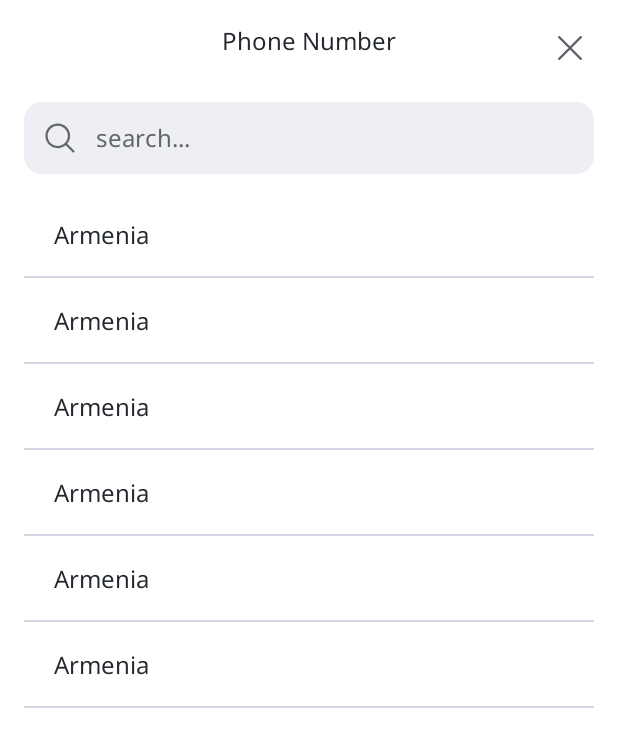
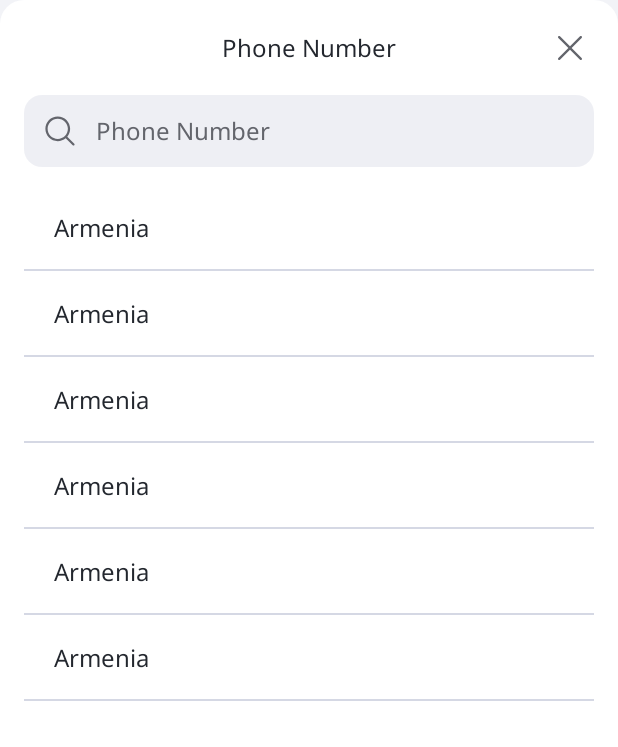
Before and after one commit to ArMkrtchyan/Design-system-and-components, an Android app: the layout country_bottom_sheet.xml on its own in the app's theme, with its tools: preview values and no code run, on a phone screen of 412 x 824 dp. Shown: the top 747 px of the screen. Run offline under Robolectric (Android 15) with nearby library versions, the phone set to English and light mode, and no system bars.

Commit message:
country last actions ,preference save

```diff
--- a/component/build.gradle
+++ b/component/build.gradle
@@ -40,6 +40,7 @@ dependencies {
     implementation libs.material
     implementation libs.glide
     implementation libs.countries
+    implementation libs.gson
     testImplementation libs.junit
     androidTestImplementation libs.androidx.junit
     androidTestImplementation libs.androidx.espresso.core
--- a/component/src/main/java/am/acba/component/phoneNumberInput/PhoneNumberInput.kt
+++ b/component/src/main/java/am/acba/component/phoneNumberInput/PhoneNumberInput.kt
@@ -18,6 +18,7 @@ import androidx.fragment.app.FragmentActivity
 import com.bumptech.glide.Glide
 import com.bumptech.glide.request.RequestOptions
 import com.hbb20.CCPCountry
+import com.hbb20.CountryCodePicker
 
 class PhoneNumberInput @JvmOverloads constructor(
     context: Context, attrs: AttributeSet? = null,
@@ -50,7 +51,7 @@ class PhoneNumberInput @JvmOverloads constructor(
 
     private fun countriesMapping() {
         countriesList = ArrayList<CountryModel>().let {
-            CCPCountry.getLoadedLibraryMaterList().map { country ->
+            CCPCountry.getLibraryMasterCountryList(context,CountryCodePicker.Language.ENGLISH).map { country ->
                 CountryModel(
                     englishName = country.englishName,
                     flagResId = country.flagID,
--- /dev/null
+++ b/component/src/main/res/drawable/background_popup_top_corner.xml
@@ -0,0 +1,8 @@
+<?xml version="1.0" encoding="utf-8"?>
+<shape xmlns:android="http://schemas.android.com/apk/res/android"
+    android:shape="rectangle">
+    <solid android:color="?attr/backgroundTonal1" />
+    <corners
+        android:topLeftRadius="@dimen/spacing_16"
+        android:topRightRadius="@dimen/spacing_16"/>
+</shape>
--- /dev/null
+++ b/component/src/main/res/drawable/shadow_gradient.xml
@@ -0,0 +1,10 @@
+<?xml version="1.0" encoding="utf-8"?>
+<shape xmlns:android="http://schemas.android.com/apk/res/android"
+    android:shape="rectangle">
+
+    <gradient
+        android:angle="-90"
+        android:endColor="#00000000"
+        android:startColor="?attr/homeShadowGradientStartColor"
+        android:type="linear" />
+</shape>
--- a/component/src/main/res/layout/country_bottom_sheet.xml
+++ b/component/src/main/res/layout/country_bottom_sheet.xml
@@ -1,38 +1,32 @@
 <?xml version="1.0" encoding="utf-8"?>
-<androidx.appcompat.widget.LinearLayoutCompat
-    xmlns:android="http://schemas.android.com/apk/res/android"
+<androidx.constraintlayout.widget.ConstraintLayout xmlns:android="http://schemas.android.com/apk/res/android"
     xmlns:app="http://schemas.android.com/apk/res-auto"
     xmlns:tools="http://schemas.android.com/tools"
     android:layout_width="match_parent"
     android:layout_height="match_parent"
-    android:background="?attr/backgroundTonal1"
+    android:background="@drawable/background_popup_top_corner"
     android:orientation="vertical">
-
-    <androidx.constraintlayout.widget.ConstraintLayout
-        android:layout_width="match_parent"
-        android:layout_height="wrap_content">
 
     <am.acba.component.textView.PrimaryTextView
         android:id="@+id/title"
         android:layout_width="wrap_content"
         android:layout_height="wrap_content"
-            android:layout_marginTop="@dimen/spacing_16"
         android:text="Phone Number"
+        app:layout_constraintBottom_toBottomOf="@id/btn_close"
         app:layout_constraintEnd_toEndOf="parent"
         app:layout_constraintStart_toStartOf="parent"
-            app:layout_constraintTop_toTopOf="parent" />
+        app:layout_constraintTop_toTopOf="@id/btn_close" />
 
     <am.acba.component.imageView.PrimaryImageView
         android:id="@+id/btn_close"
         android:layout_width="wrap_content"
         android:layout_height="wrap_content"
-            android:padding="@dimen/spacing_4"
         android:layout_marginTop="@dimen/spacing_16"
         android:layout_marginEnd="@dimen/spacing_16"
+        android:padding="@dimen/spacing_4"
         android:src="@drawable/ic_close"
         app:layout_constraintEnd_toEndOf="parent"
         app:layout_constraintTop_toTopOf="parent" />
-    </androidx.constraintlayout.widget.ConstraintLayout>
 
 
     <am.acba.component.input.SearchInput
@@ -42,19 +36,29 @@
         android:layout_marginStart="@dimen/spacing_16"
         android:layout_marginTop="@dimen/spacing_20"
         android:layout_marginEnd="@dimen/spacing_16"
-        android:hint="search..."
+        android:hint="@string/acba_cantact_tel"
         app:layout_constraintTop_toBottomOf="@id/title"
         app:startIconDrawable="@drawable/ic_search" />
+
+    <View
+        android:id="@+id/shadow"
+        android:layout_width="match_parent"
+        android:layout_height="22dp"
+        android:alpha="0"
+        android:background="@drawable/shadow_gradient"
+        android:elevation="1dp"
+        app:layout_constraintTop_toBottomOf="@id/search" />
 
     <androidx.recyclerview.widget.RecyclerView
         android:id="@+id/rv_countries"
         android:layout_width="match_parent"
-        android:layout_height="wrap_content"
+        android:layout_height="0dp"
         android:layout_marginTop="@dimen/spacing_12"
         android:background="@color/Transparent"
         android:paddingBottom="@dimen/spacing_20"
         app:layoutManager="androidx.recyclerview.widget.LinearLayoutManager"
+        app:layout_constraintBottom_toBottomOf="parent"
         app:layout_constraintTop_toBottomOf="@id/search"
         tools:itemCount="10"
         tools:listitem="@layout/country_item" />
-</androidx.appcompat.widget.LinearLayoutCompat>
+</androidx.constraintlayout.widget.ConstraintLayout>
--- a/component/src/main/res/values/attrs.xml
+++ b/component/src/main/res/values/attrs.xml
@@ -23,7 +23,7 @@
     <attr name="badgeTextAppearance" format="reference" />
 
     <declare-styleable name="ds">
-
+        <attr name="homeShadowGradientStartColor" format="color" />
         <attr name="primaryButtonStyle" format="reference" />
         <attr name="primaryActionTextButtonStyle" format="reference" />
         <attr name="primaryInputStyle" format="reference" />
--- a/component/src/main/res/values/base_theme_style.xml
+++ b/component/src/main/res/values/base_theme_style.xml
@@ -59,6 +59,7 @@
         <item name="backgroundAlternative8">@color/Orange_500</item>
         <item name="backgroundAlternative9">@color/Blue_800</item>
         <item name="backgroundNavBar">@color/White_60</item>
+        <item name="homeShadowGradientStartColor">#1A000000</item>
 
         <!-- Borders -->
         <item name="borderBase">@color/BlueGrey_650</item>
--- /dev/null
+++ b/component/src/main/res/values/strings.xml
@@ -0,0 +1,6 @@
+<?xml version="1.0" encoding="utf-8"?>
+<resources>
+    <string name="history_filter_button_all">Բոլորը</string>
+    <string name="frequendly_search">ՀԱՃԱԽ ՈՐՈՆՎՈՂ</string>
+    <string name="acba_cantact_tel">Phone Number</string>
+</resources>
--- a/component/src/main/res/values/styles_dark.xml
+++ b/component/src/main/res/values/styles_dark.xml
@@ -37,6 +37,7 @@
         <item name="backgroundAlternative8">@color/Orange_500</item>
         <item name="backgroundAlternative9">@color/Blue_800</item>
         <item name="backgroundNavBar">@color/Black_60</item>
+        <item name="homeShadowGradientStartColor">#8014161A</item>
 
         <!-- Borders -->
         <item name="borderBase">@color/BlueGrey_350</item>
--- a/gradle/libs.versions.toml
+++ b/gradle/libs.versions.toml
@@ -8,7 +8,8 @@ espressoCore = "3.5.1"
 appcompat = "1.6.1"
 material = "1.10.0"
 activity = "1.8.1"
-constraintlayout = "2.1.4"
+gson = "2.9.0"
+constraintlayout = "2.2.0-alpha13"
 glideVersion = "4.15.1"
 countriesVersion = "2.7.0"
 navigationFragmentKtx = "2.7.7"
@@ -27,6 +28,7 @@ glide = { group = "com.github.bumptech.glide", name = "glide", version.ref = "gl
 androidx-navigation-fragment-ktx = { group = "androidx.navigation", name = "navigation-fragment-ktx", version.ref = "navigationFragmentKtx" }
 androidx-navigation-ui-ktx = { group = "androidx.navigation", name = "navigation-ui-ktx", version.ref = "navigationUiKtx" }
 countries = { group = "com.hbb20", name = "ccp", version.ref = "countriesVersion" }
+gson = { group = "com.google.code.gson", name = "gson", version.ref = "gson" }
 
 [plugins]
 androidApplication = { id = "com.android.application", version.ref = "agp" }
```
Also changed, not shown: component/src/main/java/am/acba/component/extensions/Bundle.kt (added, +26 -0 lines), component/src/main/java/am/acba/component/phoneNumberInput/CountryBottomSheetDialog.kt (+102 -8 lines), component/src/main/java/am/acba/component/phoneNumberInput/adapter/CountriesChipsAdapter.kt (added, +63 -0 lines), component/src/main/java/am/acba/component/phoneNumberInput/adapter/CountriesListAdapter.kt (renamed from component/src/main/java/am/acba/component/phoneNumberInput/CountriesAdapter.kt, +13 -4 lines), component/src/main/java/am/acba/component/phoneNumberInput/adapter/TitleAdapter.kt (added, +29 -0 lines), component/src/main/res/layout/item_country_chips.xml (added, +25 -0 lines), component/src/main/res/layout/title_item.xml (added, +19 -0 lines). Lines whose indentation alone changed are shown as unchanged.
